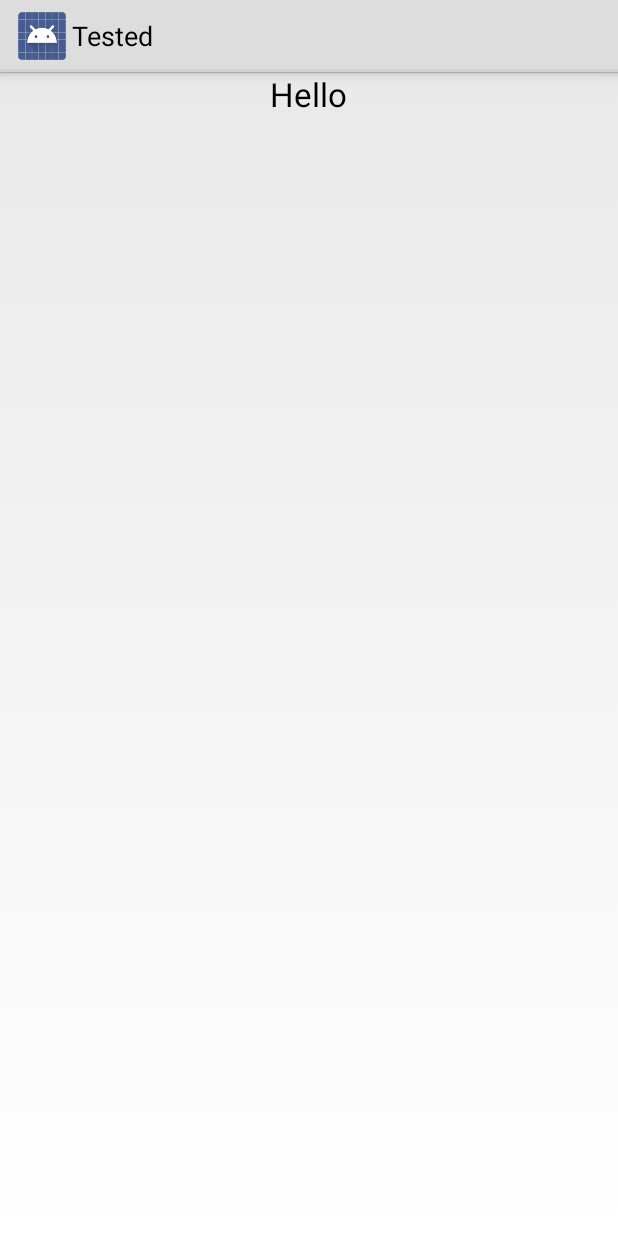
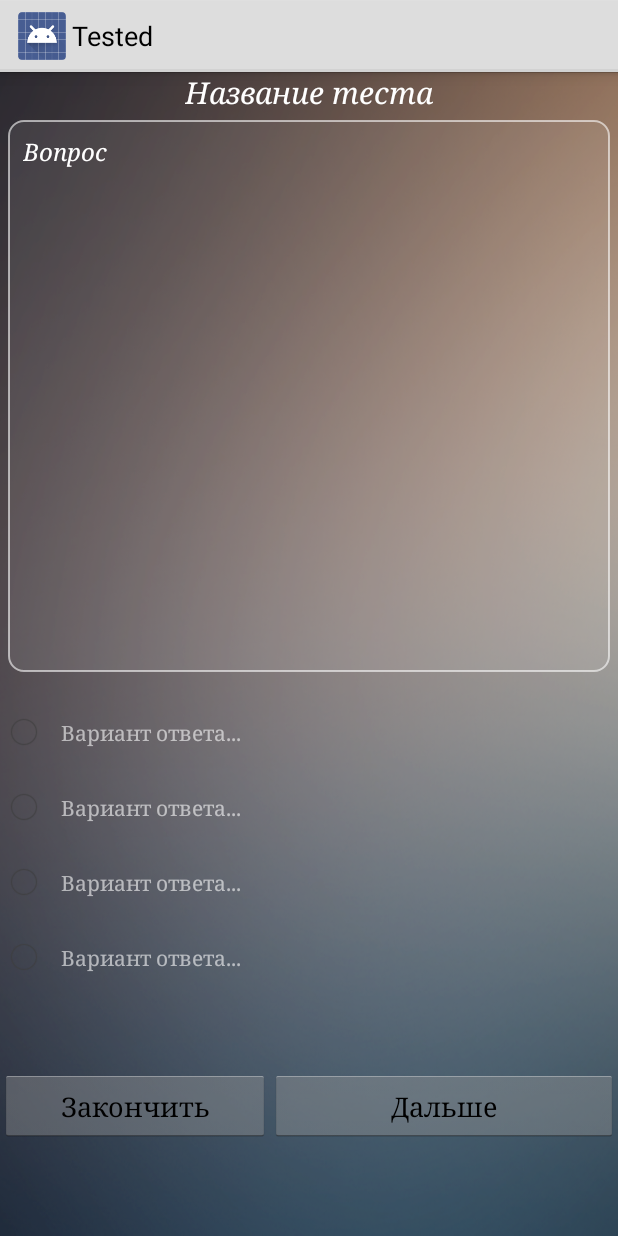
Before and after one commit to iHaiduk/MyApplication2, an Android app: the AdminViewTest screen opened directly, with no data from a screen before it, on a phone screen of 412 x 824 dp. Run offline under Robolectric (Android 15) with nearby library versions, the phone set to English and light mode, and no system bars.

Commit message:
load Test

```diff
--- a/app/src/main/java/com/tested/adapter/CustomListViewAdapter.java
+++ b/app/src/main/java/com/tested/adapter/CustomListViewAdapter.java
@@ -44,11 +44,13 @@ public class CustomListViewAdapter extends BaseAdapter {
 
         TestModel testModel = getTestModel(position);
 
-        TextView textView = (TextView) view.findViewById(R.id.txtTitle);
+        TextView textView = (TextView) view.findViewById(R.id.testname);
         TextView idRow = (TextView) view.findViewById(R.id.idRow);
+        TextView textView2 = (TextView) view.findViewById(R.id.numb);
 
         idRow.setText(testModel.getId());
         textView.setText(testModel.getName());
+        textView2.setText(Integer.toString(testModel.getCount()));
 
         return view;
     }
--- a/app/src/main/java/com/tested/app/AdminViewTest.java
+++ b/app/src/main/java/com/tested/app/AdminViewTest.java
@@ -3,19 +3,13 @@ package com.tested.app;
 import android.app.Activity;
 import android.os.Bundle;
 
-/**
- * Created by Ihor on 30.11.2014.
- */
 public class AdminViewTest extends Activity {
-    private boolean admin = false;
 
     @Override
     protected void onCreate(Bundle savedInstanceState) {
         super.onCreate(savedInstanceState);
-        setContentView(R.layout.view_test);
-        if(Integer.parseInt(getIntent().getStringExtra("admin"))==1)
-            admin = true;
+        setContentView(R.layout.view_row_question_amin);
 
-        System.out.println(admin);
+        System.out.println(getIntent().getStringExtra("result"));
     }
 }
--- /dev/null
+++ b/app/src/main/res/layout/view_row_question_amin.xml
@@ -0,0 +1,105 @@
+<?xml version="1.0" encoding="utf-8"?>
+
+<LinearLayout xmlns:android="http://schemas.android.com/apk/res/android"
+              android:orientation="vertical"
+              android:layout_width="match_parent"
+              android:layout_height="match_parent" android:weightSum="1" android:background="@drawable/calendar"
+              android:baselineAligned="true">
+
+        <TextView
+                android:layout_width="wrap_content"
+                android:layout_height="wrap_content"
+                android:text="Название теста"
+                android:id="@+id/nameTest" android:layout_gravity="center_horizontal"
+                android:textColor="@android:color/white" android:textSize="20dp" android:textStyle="italic"
+                android:typeface="serif"/>
+        <TextView
+                android:layout_width="match_parent"
+                android:layout_height="wrap_content"
+                android:id="@+id/textQuestion_user" android:layout_gravity="top|left"
+                android:hint="Задайте вопрос..." android:layout_weight="0.79" android:paddingLeft="10dp"
+                android:paddingRight="10dp" android:padding="10dp" android:paddingTop="10dp" android:textStyle="italic"
+                android:textColor="@android:color/white" android:textColorHint="#ffd3ccd3"
+                android:textColorHighlight="#ff8d8a84" android:background="@drawable/edittext"
+                android:layout_marginLeft="5dp" android:layout_marginRight="5dp" android:layout_marginTop="5dp"
+                android:layout_marginBottom="15dp" android:gravity="top|left" android:textSize="16dp"
+                android:typeface="serif" android:text="Вопрос"/>
+        <RelativeLayout
+                android:layout_width="match_parent"
+                android:layout_height="225dp" android:layout_weight="0.06">
+                <RadioGroup xmlns:android="http://schemas.android.com/apk/res/android"
+                            android:layout_width="wrap_content"
+                            android:layout_height="wrap_content"
+                            android:orientation="vertical" android:id="@+id/choseQuestion_user">
+                        <RadioButton
+                                android:layout_width="wrap_content"
+                                android:layout_height="50dp"
+                                android:id="@+id/radioButton" android:layout_alignParentTop="true"
+                                android:layout_alignParentStart="true" android:checked="false"
+                                android:layout_above="@+id/answer3"
+                                android:text="1" android:textColor="@android:color/transparent"/>
+                        <RadioButton android:layout_width="wrap_content" android:layout_height="50dp"
+                                     android:id="@+id/radioButton3"
+                                     android:checked="false"
+                                     android:layout_below="@+id/answer3"
+                                     android:layout_alignParentStart="true" android:text="2"
+                                     android:textColor="@android:color/transparent"/>
+                        <RadioButton android:layout_width="wrap_content" android:layout_height="50dp"
+                                     android:id="@+id/radioButton2"
+                                     android:layout_toStartOf="@+id/answer2"
+                                     android:checked="false"
+                                     android:layout_below="@+id/choseQuestion" android:layout_alignParentStart="true" android:text="3"
+                                     android:textColor="@android:color/transparent"/>
+                        <RadioButton android:layout_width="wrap_content" android:layout_height="50dp"
+                                     android:id="@+id/radioButton4" android:checked="false"
+                                     android:layout_below="@+id/radioButton3"
+                                     android:layout_alignParentStart="true" android:text="4"
+                                     android:textColor="@android:color/transparent"/>
+                </RadioGroup>
+                <TextView android:layout_width="wrap_content" android:layout_height="50dp" android:id="@+id/answer3_user"
+                          android:layout_toEndOf="@+id/choseQuestion_user"
+                          android:hint="Вариант ответа..." android:textColor="#fffffff4" android:textColorHint="#96ffffff"
+                          android:typeface="serif"
+                          android:gravity="left|center"
+                          android:layout_below="@+id/answer2_user" android:layout_alignParentEnd="true"/>
+                <TextView android:layout_width="wrap_content" android:layout_height="50dp" android:id="@+id/answer4_user"
+                          android:layout_toEndOf="@+id/choseQuestion_user"
+                          android:hint="Вариант ответа..." android:textColor="#fffffff4" android:textColorHint="#96ffffff"
+                          android:typeface="serif"
+                          android:gravity="left|center" android:layout_below="@+id/answer3_user"
+                          android:layout_alignParentEnd="true"/>
+                <TextView android:layout_width="wrap_content" android:layout_height="50dp" android:id="@+id/answer1_user"
+                          android:layout_toEndOf="@+id/choseQuestion_user"
+                          android:hint="Вариант ответа..." android:textColor="#fffffff4" android:textColorHint="#96ffffff"
+                          android:typeface="serif"
+                          android:gravity="left|center"
+                          android:layout_alignParentTop="true" android:layout_alignParentEnd="true"/>
+                <TextView
+                        android:layout_width="wrap_content"
+                        android:layout_height="50dp"
+                        android:id="@+id/answer2_user"
+                        android:layout_toEndOf="@+id/choseQuestion_user"
+                        android:hint="Вариант ответа..." android:textColor="#fffffff4" android:textColorHint="#96ffffff"
+                        android:typeface="serif" android:layout_weight="1"
+                        android:gravity="left|center"
+                        android:layout_below="@+id/answer1_user" android:layout_alignParentEnd="true"/>
+        </RelativeLayout>
+        <LinearLayout
+                android:orientation="horizontal"
+                android:layout_width="match_parent"
+                android:layout_height="wrap_content"
+                android:weightSum="1">
+                <Button
+                        android:layout_width="wrap_content"
+                        android:layout_height="wrap_content"
+                        android:text="Закончить"
+                        android:id="@+id/button" android:layout_weight="0.50" android:typeface="serif"
+                        android:onClick="overQuestion"/>
+                <Button
+                        android:layout_width="176dp"
+                        android:layout_height="wrap_content"
+                        android:text="Дальше"
+                        android:id="@+id/button2" android:layout_weight="0.50" android:typeface="serif"
+                        android:onClick="addQuestion"/>
+        </LinearLayout>
+</LinearLayout>
--- a/app/src/main/res/layout/view_test.xml
+++ /dev/null
@@ -1,14 +0,0 @@
-<?xml version="1.0" encoding="utf-8"?>
-
-<LinearLayout xmlns:android="http://schemas.android.com/apk/res/android"
-              android:orientation="vertical"
-              android:layout_width="match_parent"
-              android:layout_height="match_parent">
-
-    <TextView
-            android:layout_width="wrap_content"
-            android:layout_height="wrap_content"
-            android:textAppearance="?android:attr/textAppearanceLarge"
-            android:text="Hello"
-            android:id="@+id/textView" android:layout_gravity="center_horizontal"/>
-</LinearLayout>
```
Also changed, not shown: app/src/main/java/com/tested/app/testListView.java (+7 -7 lines), app/src/main/java/com/tested/model/TestModel.java (+11 -1 lines), app/src/main/res/layout/admin_auth.xml (+4 -4 lines), app/src/main/res/layout/item_row.xml (+27 -23 lines), app/src/main/res/layout/view_test_admin.xml (added, +19 -0 lines).
